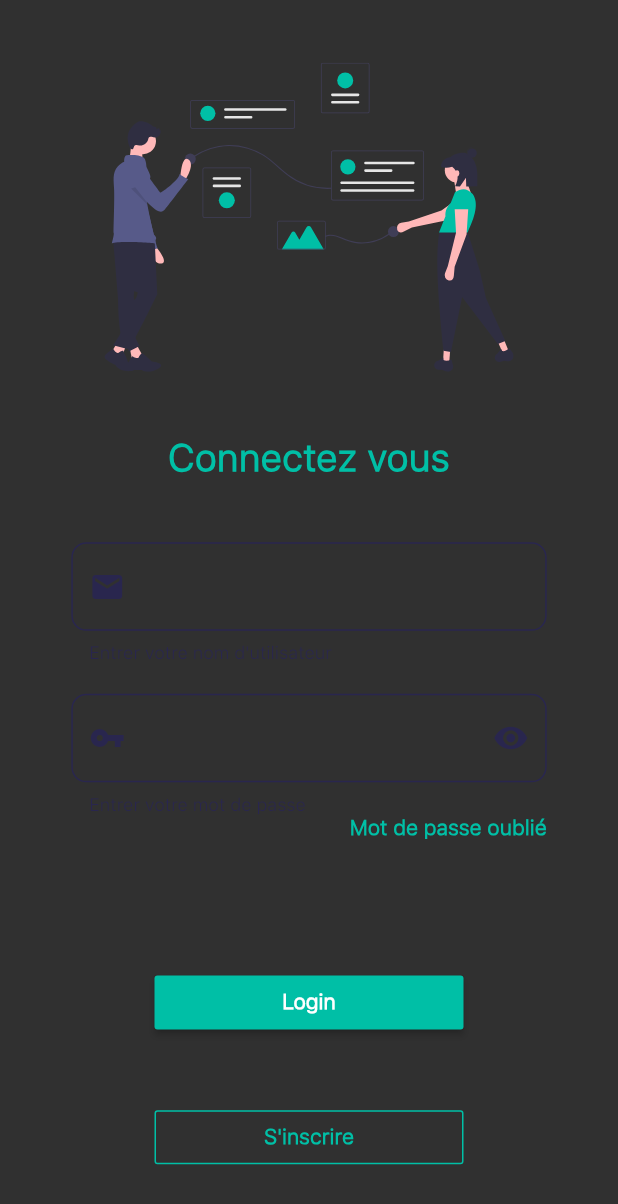
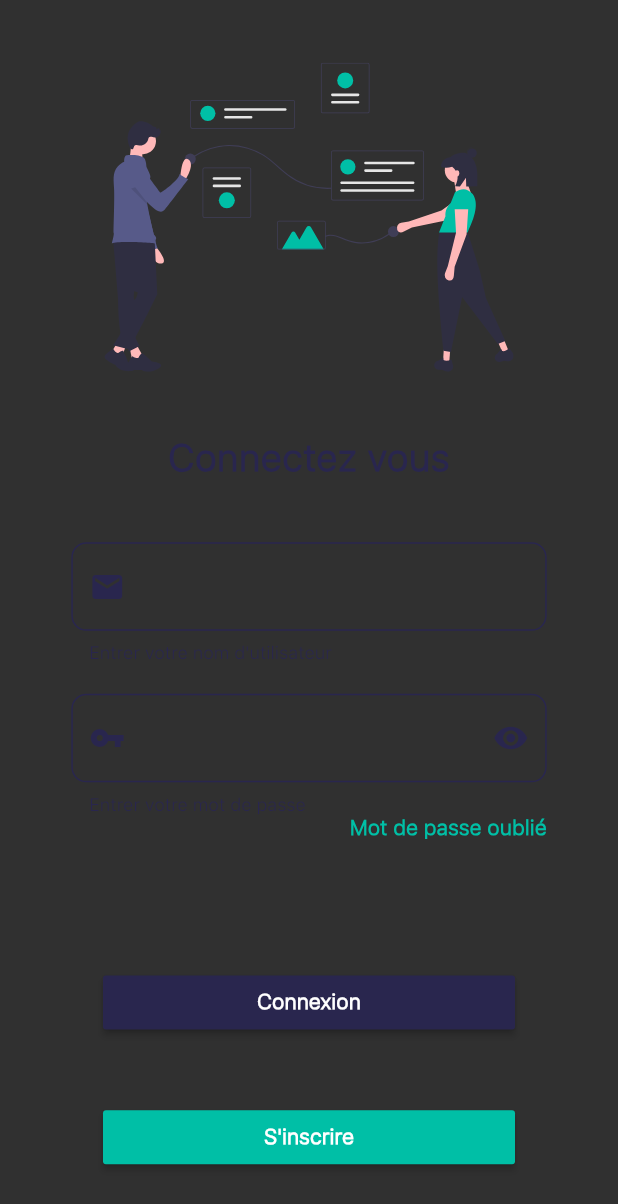
Before and after one commit to MiguelYann/RooforAll, a Flutter app: the screen it shows after launch, after a tap on "PASSER", after a tap on "COMMENCER", on a phone screen of 412 x 824 dp. Shown: the top 1204 px of the screen. Run offline on Flutter 3.47's test engine with Material 2 defaults, Android fonts, the phone set to English and light mode, and no system bars; our stand-ins replace dio, flutter_svg, shared_preferences; missing offline and left inert: day_night_switch; network calls fail.

```diff
--- a/lib/main.dart
+++ b/lib/main.dart
@@ -1,22 +1,21 @@
 import 'package:flutter/material.dart';
 import 'package:provider/provider.dart';
-import 'package:rooforall/ui/pages/login.dart';
-import 'package:rooforall/ui/pages/screen_splash.dart';
-import 'package:rooforall/ui/resources/utils/theme.dart';
 import 'package:rooforall/ui/resources/utils/theme_notif.dart';
 import 'package:shared_preferences/shared_preferences.dart';
-
 import 'ui/pages/home.dart';
+import 'ui/pages/landing.dart';
+import 'ui/pages/login.dart';
 import 'ui/resources/utils/utils.dart';
 import 'ui/resources/widgets/bottom_navigation.dart';
 
 void main() {
   WidgetsFlutterBinding.ensureInitialized();
-  SharedPreferences.getInstance().then((prefs){
+  SharedPreferences.getInstance().then((prefs) {
     var darkModeOn = prefs.getBool('darkMode') ?? true;
     runApp(
       ChangeNotifierProvider<ThemeNotif>(
-        create: (_) => ThemeNotif(darkModeOn ? Utils.darktheme : Utils.lightTheme),
+        create: (_) =>
+            ThemeNotif(darkModeOn ? Utils.darktheme : Utils.lightTheme),
         child: MyApp(),
       ),
     );
@@ -29,11 +28,13 @@ class MyApp extends StatelessWidget {
     final themeNotif = Provider.of<ThemeNotif>(context);
     return MaterialApp(
         routes: {
+          Login.routeName: (_) => Login(),
           Home.routeName: (BuildContext context) => Home(),
-          BottomNavigation.routeName: (BuildContext context) => BottomNavigation()
+          BottomNavigation.routeName: (BuildContext context) =>
+              BottomNavigation()
         },
         title: 'Flutter Demo',
         theme: themeNotif.getTheme(),
-        home: ScreenSplash());
+        home: LandingScreen());
   }
 }
--- a/lib/ui/pages/screen_splash.dart
+++ b/lib/ui/pages/landing.dart
@@ -4,14 +4,14 @@ import 'package:flutter/material.dart';
 import 'package:rooforall/data/models/slider_item.dart';
 import 'package:rooforall/ui/pages/login.dart';
 import 'package:rooforall/ui/resources/utils/utils.dart';
-import 'package:rooforall/ui/resources/widgets/slider_screen_splash.dart';
+import 'package:rooforall/ui/resources/widgets/slider_landing.dart';
 
-class ScreenSplash extends StatefulWidget {
+class LandingScreen extends StatefulWidget {
   @override
-  _ScreenSplashState createState() => _ScreenSplashState();
+  _LandingScreenState createState() => _LandingScreenState();
 }
 
-class _ScreenSplashState extends State<ScreenSplash> {
+class _LandingScreenState extends State<LandingScreen> {
   List<SliderItem> _slides = List<SliderItem>();
   int _currentIndex = 0;
   PageController _pageController = PageController(initialPage: 0);
@@ -58,7 +58,7 @@ class _ScreenSplashState extends State<ScreenSplash> {
         },
         itemCount: _slides.length,
         itemBuilder: (context, index) {
-          return SliderScreenSplash(
+          return SliderLanding(
             imagePath: _slides[index].pathImage,
             description: _slides[index].description,
             title: _slides[index].title,
--- a/lib/ui/pages/login.dart
+++ b/lib/ui/pages/login.dart
@@ -124,7 +124,7 @@ class _LoginState extends State<Login> {
                 style: TextStyle(
                     fontFamily: Utils.customFont,
                     fontSize: 25,
-                    color: Utils.customGreenColor,
+                    color: Utils.customPurpleColor,
                     fontWeight: FontWeight.bold),
               ),
             ),
@@ -154,9 +154,11 @@ class _LoginState extends State<Login> {
                       onTap: () {},
                       child: Text(
                         'Mot de passe oublié',
+
                         style: TextStyle(
                           fontFamily: Utils.customFont,
                           color: Utils.customGreenColor,
+
                           fontWeight: FontWeight.bold,
                         ),
                       )),
@@ -173,16 +175,16 @@ class _LoginState extends State<Login> {
                   )
                 : Container(),
             Container(
-              width: MediaQuery.of(context).size.width / 2,
+              width: MediaQuery.of(context).size.width / 1.5,
               child: RaisedButton(
                 child: Text(
-                  'Login',
+                  'Connexion',
                   style: TextStyle(
                       color: Colors.white,
                       fontFamily: Utils.customFont,
                       fontWeight: FontWeight.bold),
                 ),
-                color: Utils.customGreenColor,
+                color: Utils.customPurpleColor,
                 onPressed: () {
                   _logUser(_userNameEditingController.text,
                       _passwordEditingController.text);
@@ -190,17 +192,16 @@ class _LoginState extends State<Login> {
               ),
             ),
             Container(
-              width: MediaQuery.of(context).size.width / 2,
-              child: OutlineButton(
-                  borderSide: BorderSide(color: Utils.customGreenColor),
+              width: MediaQuery.of(context).size.width / 1.5,
+              child: RaisedButton(
                   child: Text(
                     "S'inscrire",
                     style: TextStyle(
-                        color: Utils.customGreenColor,
+                        color: Colors.white,
                         fontFamily: Utils.customFont,
                         fontWeight: FontWeight.bold),
                   ),
-                  color: Colors.white,
+                  color: Utils.customGreenColor,
                   onPressed: () => navigateLoginToRegister(context)),
             ),
           ],
```
Also changed, not shown: lib/ui/resources/widgets/slider_landing.dart (renamed from lib/ui/resources/widgets/slider_screen_splash.dart, +13 -8 lines).
